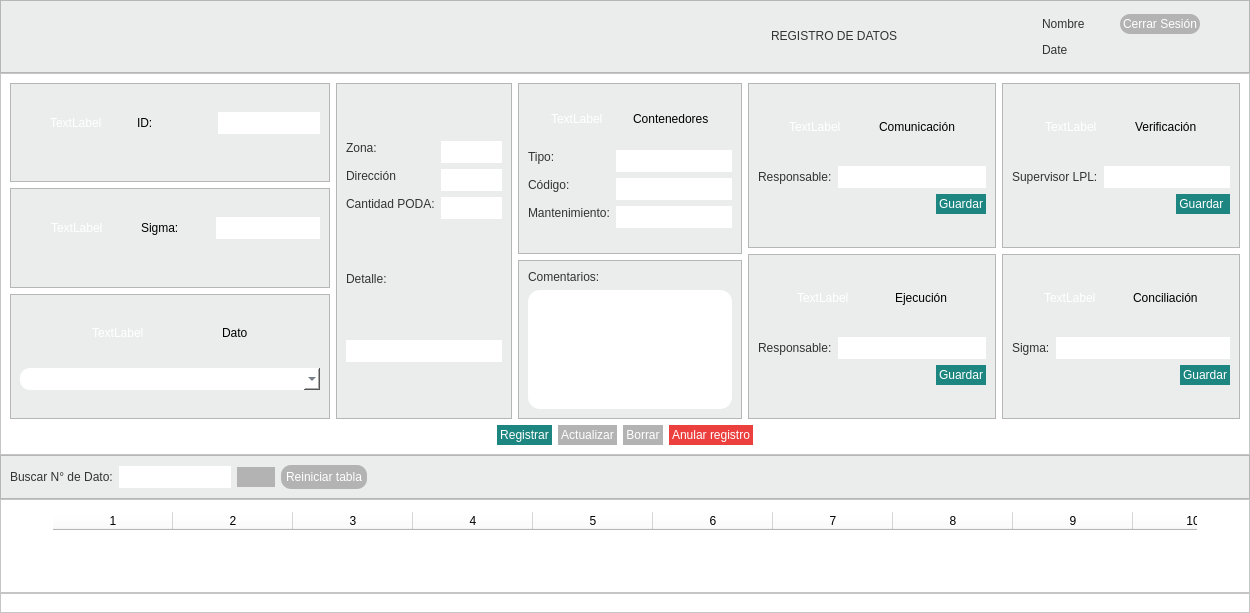
Before: the Qt Designer form registro_datos.ui in altitude-solutions/Operador_Radio, drawn with Qt 5.
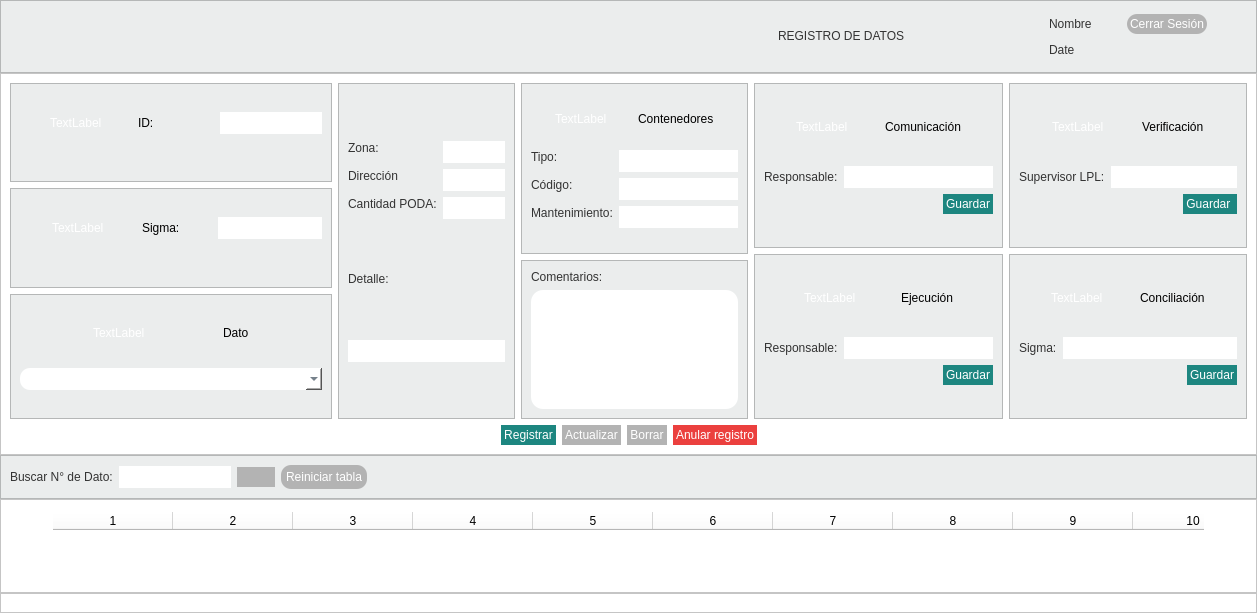
After: the same form once the commit is applied.

Patch:
```diff
--- a/registro_datos.ui
+++ b/registro_datos.ui
@@ -6,7 +6,7 @@
    <rect>
     <x>0</x>
     <y>0</y>
-    <width>1250</width>
+    <width>1257</width>
     <height>613</height>
    </rect>
   </property>
```
Left out of the diff: 2 changed lines with no effect on the pictures.
